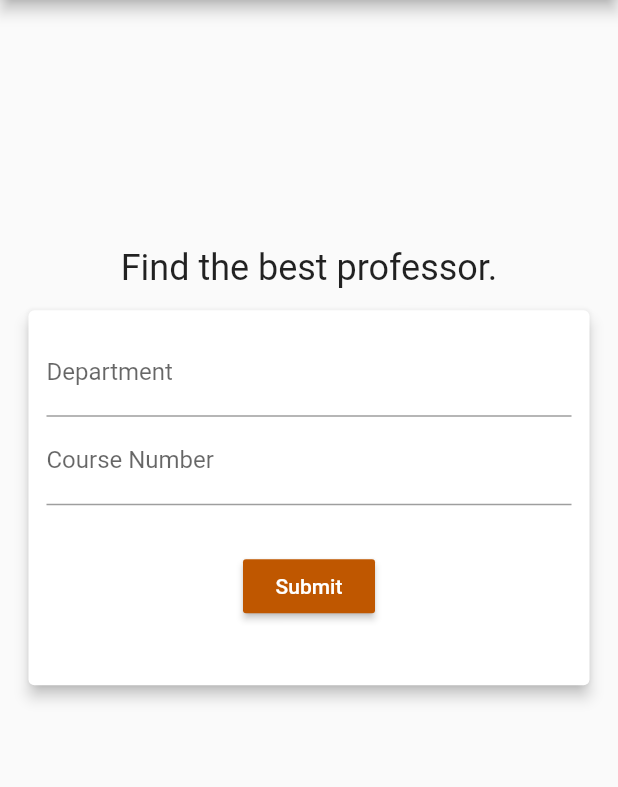
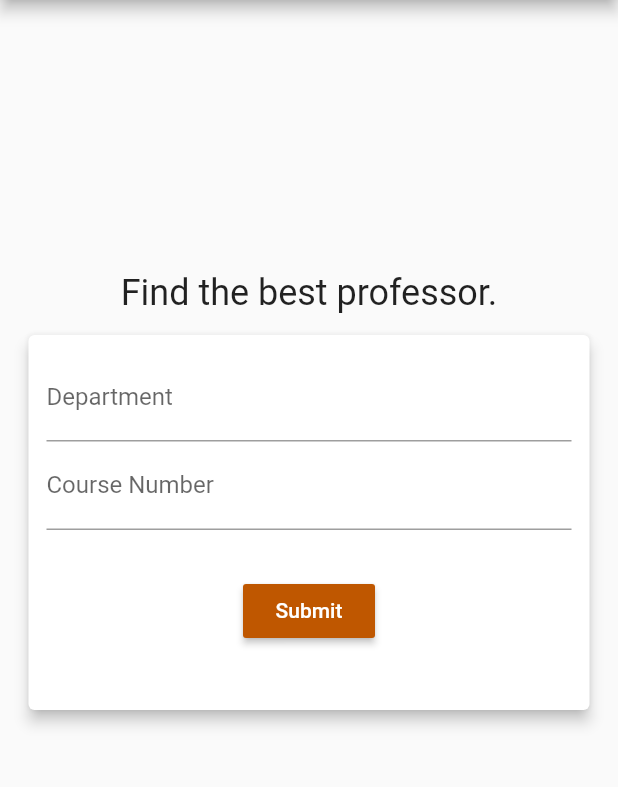
Before and after one commit to abhinavk99/PickYourProf-App, a Flutter app: the screen it shows after launch, on a phone screen of 412 x 824 dp, the part 84-871 px from its top. Run offline on Flutter 3.47's test engine with Material 2 defaults, Android fonts, the phone set to English and light mode, and no system bars.

Commit message:
Fully center card

```diff
--- a/lib/main.dart
+++ b/lib/main.dart
@@ -72,7 +72,7 @@ class _HomePageState extends State<HomePage> {
         //Wrap body into ListView so the contents remain scrollable on smaller screen sizes
         children: <Widget>[
           Padding(
-            padding: EdgeInsets.only(top: MediaQuery.of(context).size.height * .20),
+            padding: EdgeInsets.only(top: MediaQuery.of(context).size.height * .22),
             child: new Container(
               alignment: Alignment.bottomCenter,
               child: Column(
```
